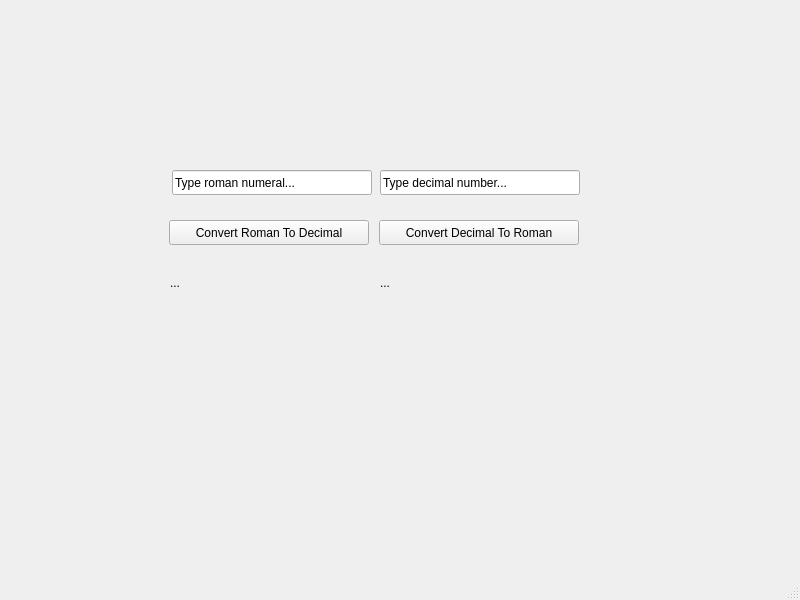
The-Developing-Developers/roman-numerals-converter-qt, file src/mainwindow.ui: the form before one commit.
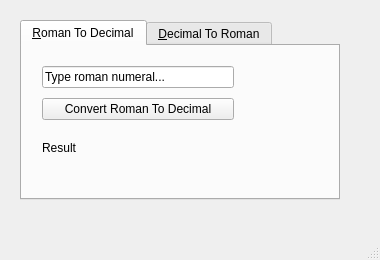
The form after the commit. The open tabs and pages were chosen to show the change.

The edit to the form file:
```diff
--- a/src/mainwindow.ui
+++ b/src/mainwindow.ui
@@ -6,91 +6,114 @@
    <rect>
     <x>0</x>
     <y>0</y>
-    <width>800</width>
-    <height>600</height>
+    <width>380</width>
+    <height>260</height>
    </rect>
   </property>
   <property name="windowTitle">
    <string>MainWindow</string>
   </property>
   <widget class="QWidget" name="centralwidget">
-   <widget class="QPushButton" name="convertRomToDecButton">
+   <widget class="QTabWidget" name="tabWidget">
     <property name="geometry">
      <rect>
-      <x>169</x>
-      <y>220</y>
-      <width>200</width>
-      <height>25</height>
+      <x>20</x>
+      <y>20</y>
+      <width>320</width>
+      <height>180</height>
      </rect>
     </property>
-    <property name="text">
-     <string>Convert Roman To Decimal</string>
+    <property name="currentIndex">
+     <number>1</number>
     </property>
-   </widget>
-   <widget class="QPushButton" name="convertDecToRomButton">
+    <widget class="QWidget" name="tab">
+     <attribute name="title">
+      <string>&amp;Roman To Decimal</string>
+     </attribute>
+     <widget class="QWidget" name="">
     <property name="geometry">
      <rect>
-      <x>379</x>
-      <y>220</y>
-      <width>200</width>
-      <height>25</height>
-     </rect>
-    </property>
-    <property name="text">
-     <string>Convert Decimal To Roman</string>
-    </property>
-   </widget>
+        <x>20</x>
+        <y>20</y>
+        <width>192</width>
+        <height>99</height>
+       </rect>
+      </property>
+      <layout class="QVBoxLayout" name="verticalLayout">
+       <property name="spacing">
+        <number>10</number>
+       </property>
+       <property name="sizeConstraint">
+        <enum>QLayout::SetDefaultConstraint</enum>
+       </property>
+       <property name="leftMargin">
+        <number>0</number>
+       </property>
+       <item>
    <widget class="QLineEdit" name="romanNumberLineEdit">
-    <property name="geometry">
-     <rect>
-      <x>172</x>
-      <y>170</y>
-      <width>200</width>
-      <height>25</height>
-     </rect>
-    </property>
     <property name="text">
      <string>Type roman numeral...</string>
     </property>
    </widget>
+       </item>
+       <item>
+        <widget class="QPushButton" name="convertRomToDecButton">
+         <property name="text">
+          <string>Convert Roman To Decimal</string>
+         </property>
+        </widget>
+       </item>
+       <item>
+        <widget class="QLabel" name="romToDecResultLabel">
+         <property name="text">
+          <string>Result</string>
+         </property>
+        </widget>
+       </item>
+      </layout>
+     </widget>
+    </widget>
+    <widget class="QWidget" name="tab_2">
+     <attribute name="title">
+      <string>&amp;Decimal To Roman</string>
+     </attribute>
+     <widget class="QWidget" name="">
+      <property name="geometry">
+       <rect>
+        <x>20</x>
+        <y>20</y>
+        <width>192</width>
+        <height>99</height>
+       </rect>
+      </property>
+      <layout class="QVBoxLayout" name="verticalLayout_2">
+       <property name="spacing">
+        <number>10</number>
+       </property>
+       <item>
    <widget class="QLineEdit" name="decimalNumberLineEdit">
-    <property name="geometry">
-     <rect>
-      <x>380</x>
-      <y>170</y>
-      <width>200</width>
-      <height>25</height>
-     </rect>
-    </property>
     <property name="text">
      <string>Type decimal number...</string>
     </property>
    </widget>
-   <widget class="QLabel" name="romToDecResultLabel">
-    <property name="geometry">
-     <rect>
-      <x>170</x>
-      <y>270</y>
-      <width>200</width>
-      <height>25</height>
-     </rect>
-    </property>
+       </item>
+       <item>
+        <widget class="QPushButton" name="convertDecToRomButton">
     <property name="text">
-     <string>...</string>
-    </property>
-   </widget>
+          <string>Convert Decimal To Roman</string>
+         </property>
+        </widget>
+       </item>
+       <item>
    <widget class="QLabel" name="decToRomResultLabel">
-    <property name="geometry">
-     <rect>
-      <x>380</x>
-      <y>270</y>
-      <width>200</width>
-      <height>25</height>
-     </rect>
-    </property>
     <property name="text">
-     <string>...</string>
-    </property>
+          <string>Result</string>
+         </property>
+        </widget>
+       </item>
+      </layout>
+     </widget>
+    </widget>
    </widget>
   </widget>
   <widget class="QMenuBar" name="menubar">
```
Left out of the diff: 2 changed lines with no effect on the pictures. Lines whose indentation alone changed are shown as unchanged.
